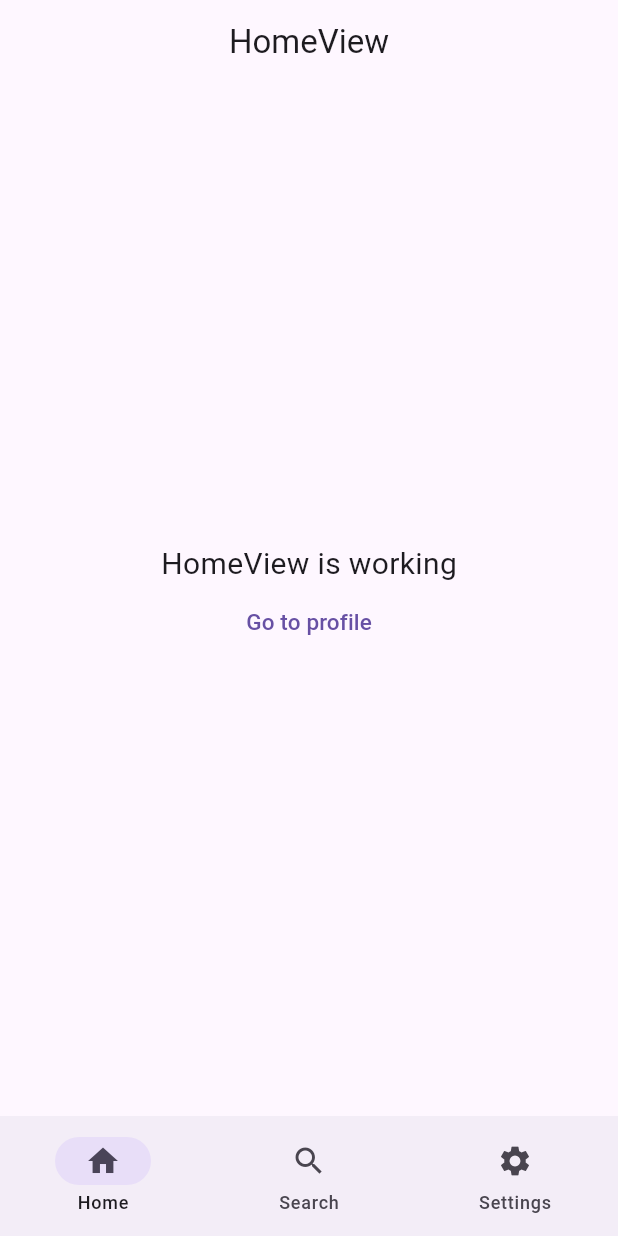
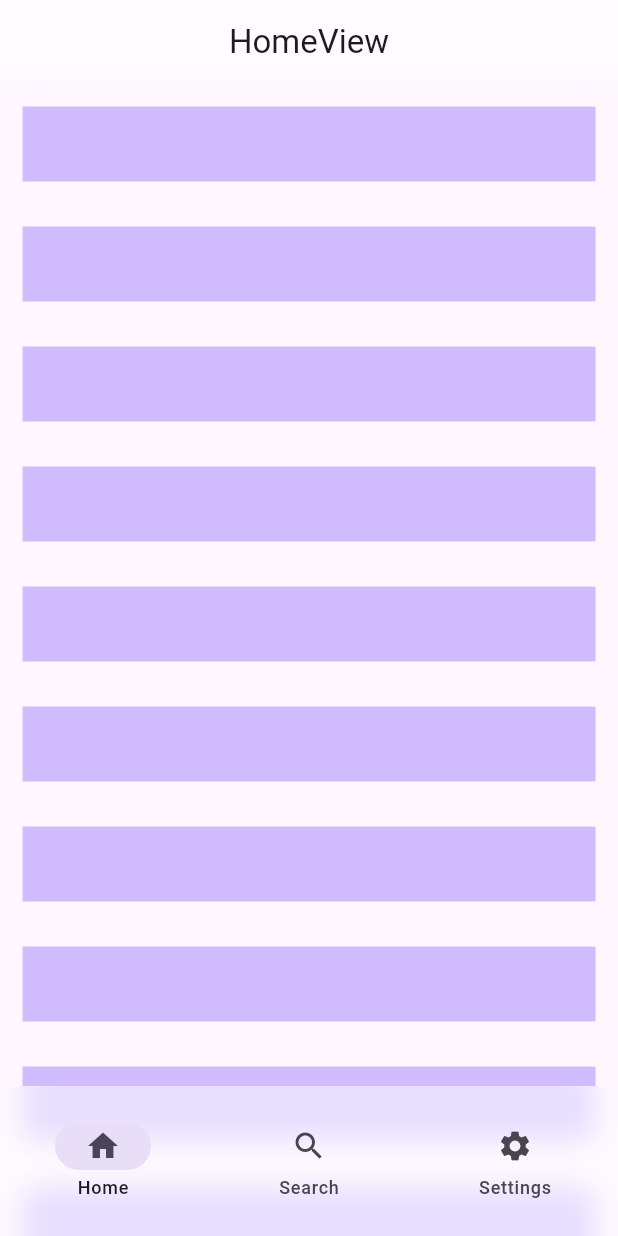
Before and after one commit to JurojinKun/flutter_test_getX, a Flutter app: the screen it shows after launch, on a phone screen of 412 x 824 dp. Run offline on Flutter 3.47's test engine with Material 3 defaults, Android fonts, the phone set to English and light mode, and no system bars; our stand-ins replace get.

Commit message:
- implement bottom nav bar blur effect - implement app bar blur effect

```diff
--- a/lib/app/modules/home/views/home_view.dart
+++ b/lib/app/modules/home/views/home_view.dart
@@ -1,5 +1,6 @@
 import 'package:flutter/material.dart';
 import 'package:flutter_test_getx/app/routes/app_pages.dart';
+import 'package:flutter_test_getx/app/widgets/app_bar_custom.dart';
 
 import 'package:get/get.dart';
 
@@ -10,27 +11,23 @@ class HomeView extends GetView<HomeController> {
   @override
   Widget build(BuildContext context) {
     return Scaffold(
-      appBar: AppBar(
-        title: const Text('HomeView'),
-        centerTitle: true,
-      ),
-      body: Center(
-        child: Column(
-          mainAxisAlignment: MainAxisAlignment.center,
-                children: [
-        const Text(
-          'HomeView is working',
-          style: TextStyle(fontSize: 20),
-        ),
-        TextButton(
-            onPressed: () => Get.toNamed(Routes.profile), //add id:number corresponds to nested key wrapper to stack navigation bottom bar
-            child: const Text(
-              "Go to profile",
-              style: TextStyle(fontSize: 15),
-            ))
-                ],
-              ),
-      ),
-    );
+        extendBodyBehindAppBar: true,
+        appBar: PreferredSize(
+            preferredSize: Size(MediaQuery.of(context).size.width,
+                AppBar().preferredSize.height),
+            child: const AppBarCustom(title: "HomeView")),
+        body: ListView.builder(
+            itemCount: 25,
+            itemBuilder: (_, index) {
+              return GestureDetector(
+                onTap: () => Get.toNamed(Routes
+                    .profile), //add id:number corresponds to nested key wrapper to stack navigation bottom bar,
+                child: Container(
+                  margin: const EdgeInsets.all(15.0),
+                  height: 50.0,
+                  color: Theme.of(context).colorScheme.inversePrimary,
+                ),
+              );
+            }));
   }
 }
--- a/lib/app/modules/navigator/views/navigator_view.dart
+++ b/lib/app/modules/navigator/views/navigator_view.dart
@@ -14,6 +14,7 @@ class NavigatorView extends GetView<NavigatorController> {
   Widget build(BuildContext context) {
     return Obx(
       () => Scaffold(
+        extendBody: true,
         body: IndexedStack(
           index: controller.currentIndex.value,
           children: const [
--- /dev/null
+++ b/lib/app/widgets/app_bar_custom.dart
@@ -0,0 +1,28 @@
+import 'dart:ui';
+
+import 'package:flutter/material.dart';
+
+class AppBarCustom extends StatelessWidget {
+  final String title;
+  const AppBarCustom({super.key, required this.title});
+
+  @override
+  Widget build(BuildContext context) {
+    return AppBar(
+      elevation: 0,
+      backgroundColor: Colors.white.withOpacity(0.5),
+      title: Text(
+        title,
+      ),
+      centerTitle: true,
+      flexibleSpace: ClipRRect(
+        child: BackdropFilter(
+          filter: ImageFilter.blur(sigmaX: 10, sigmaY: 10),
+          child: Container(
+            color: Colors.transparent,
+          ),
+        ),
+      ),
+    );
+  }
+}
--- a/lib/app/widgets/navigator_bar_custom.dart
+++ b/lib/app/widgets/navigator_bar_custom.dart
@@ -1,3 +1,5 @@
+import 'dart:ui';
+
 import 'package:flutter/material.dart';
 
 class NavigationBarCustom extends StatelessWidget {
@@ -11,15 +13,41 @@ class NavigationBarCustom extends StatelessWidget {
 
   @override
   Widget build(BuildContext context) {
-    return NavigationBar(
-      elevation: 6,
-      destinations: const [
-        NavigationDestination(label: 'Home', icon: Icon(Icons.home)),
-        NavigationDestination(label: 'Search', icon: Icon(Icons.search)),
-        NavigationDestination(label: 'Settings', icon: Icon(Icons.settings)),
-      ],
-      selectedIndex: currentIndex,
-      onDestinationSelected: onDestinationSelected,
+    return Container(
+      height: 100.0,
+      decoration: const BoxDecoration(
+          borderRadius: BorderRadius.only(
+              topLeft: Radius.circular(15.0), topRight: Radius.circular(15.0))),
+      clipBehavior: Clip.antiAlias,
+      child: Stack(
+        children: [
+          BackdropFilter(
+            filter: ImageFilter.blur(sigmaX: 10, sigmaY: 10),
+            child: Container(
+              decoration: BoxDecoration(
+                color: Colors.white.withOpacity(0.5),
+          borderRadius: const BorderRadius.only(
+              topLeft: Radius.circular(15.0), topRight: Radius.circular(15.0)))),
+          ),
+          Align(
+            alignment: AlignmentDirectional.center,
+            child: NavigationBar(
+              elevation: 0,
+              backgroundColor: Colors.transparent,
+              shadowColor: Colors.transparent,
+              destinations: const [
+                NavigationDestination(label: 'Home', icon: Icon(Icons.home)),
+                NavigationDestination(
+                    label: 'Search', icon: Icon(Icons.search)),
+                NavigationDestination(
+                    label: 'Settings', icon: Icon(Icons.settings)),
+              ],
+              selectedIndex: currentIndex,
+              onDestinationSelected: onDestinationSelected,
+            ),
+          )
+        ],
+      ),
     );
   }
 }
```
Also changed, not shown: lib/app/modules/profile/views/profile_view.dart (+6 -4 lines), lib/app/modules/searching/views/searching_view.dart (+6 -4 lines), lib/app/modules/settings/views/settings_view.dart (+6 -4 lines), lib/app/routes/navigator_observer.dart (deleted, +0 -27 lines).
